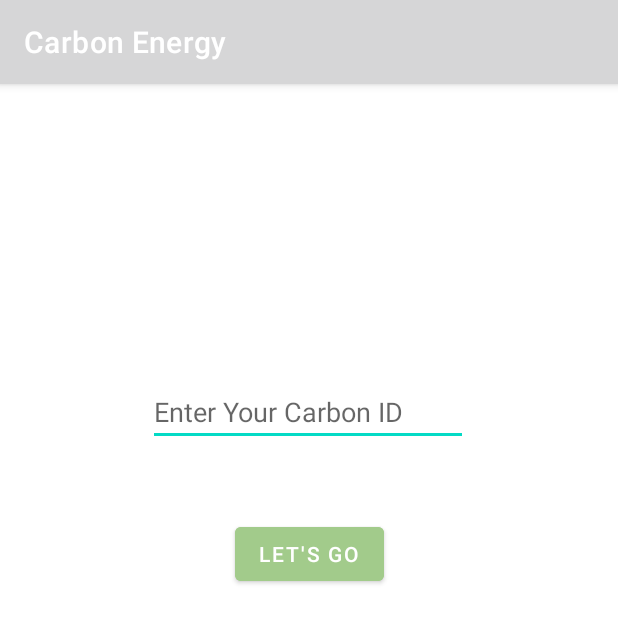
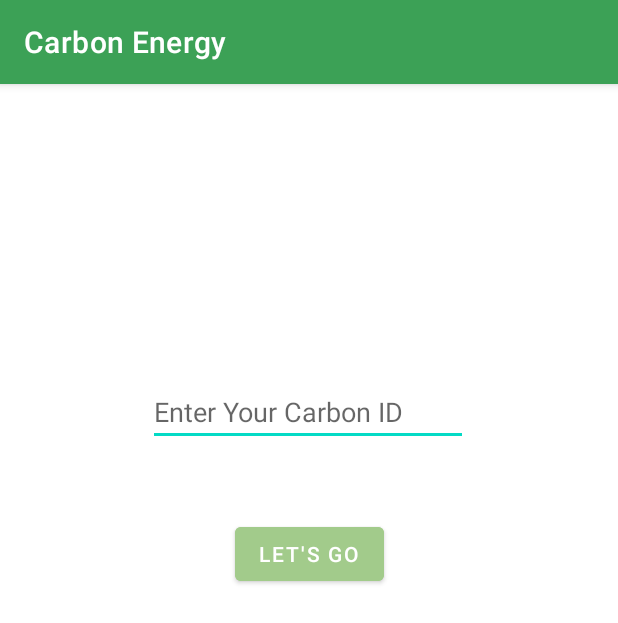
Before and after one commit to Chrisz236/CarbonEnergyClient, an Android app built with Jetpack Compose: the screen it shows after launch (MainActivity), on a phone screen of 412 x 824 dp. Shown: the top 623 px of the screen. Run offline under Robolectric (Android 15) with nearby library versions, the phone set to English and light mode, and no system bars.

Commit message:
Replace the color puprle -> green

```diff
--- a/app/src/main/res/values/colors.xml
+++ b/app/src/main/res/values/colors.xml
@@ -1,8 +1,8 @@
 <?xml version="1.0" encoding="utf-8"?>
 <resources>
-    <color name="purple_200">#FFBB86FC</color>
-    <color name="purple_500">#FF6200EE</color>
-    <color name="purple_700">#FF3700B3</color>
+    <color name="green_mid">#3ca156</color>
+    <color name="green_dark">#3f633f</color>
+    <color name="green_light">#94dd9d</color>
     <color name="teal_200">#FF03DAC5</color>
     <color name="teal_700">#FF018786</color>
     <color name="black">#FF000000</color>
```
